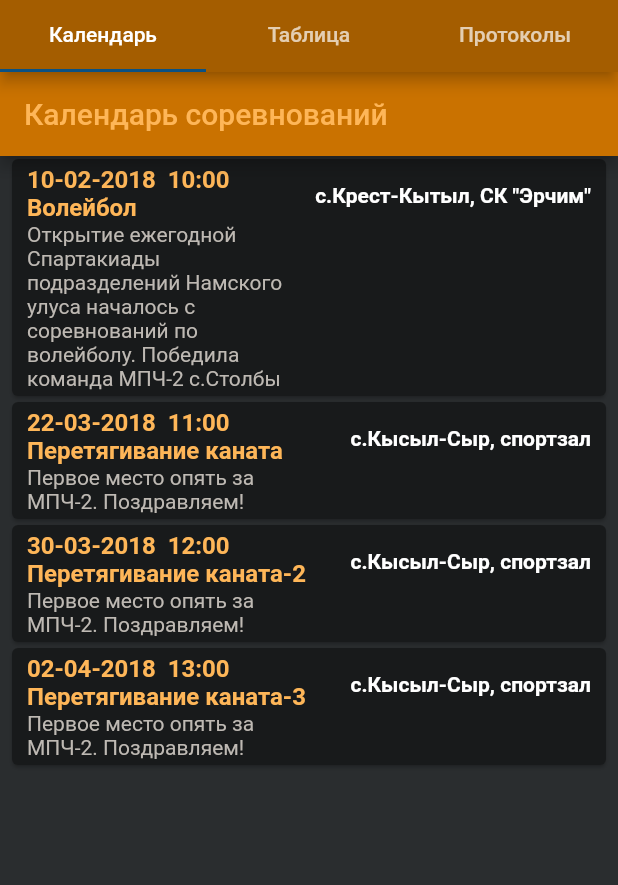
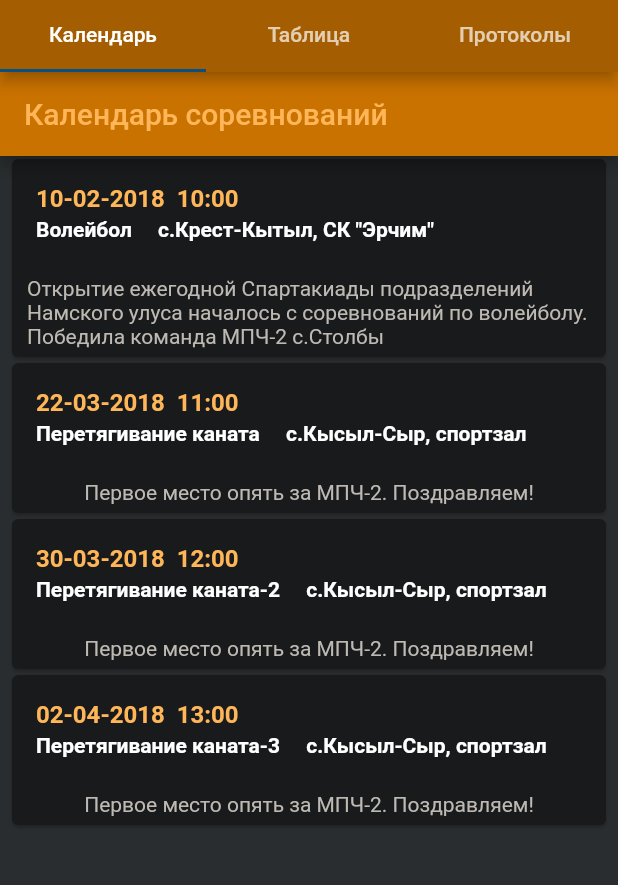
Before and after one commit to Odioz/Sparta, a Flutter app: the screen it shows after launch, on a phone screen of 412 x 824 dp, the part 84-969 px from its top. Run offline on Flutter 3.47's test engine with Material 2 defaults, Android fonts, the phone set to English and light mode, and no system bars.

Commit message:
1vkladka2

```diff
--- a/lib/tab1.dart
+++ b/lib/tab1.dart
@@ -63,25 +63,25 @@ class KalendarList extends StatelessWidget {
         return Card(
           margin: EdgeInsets.symmetric(horizontal: 8, vertical: 2),
           color: Color.fromRGBO(24, 26, 27, 1),
-            child: Container(
-              child: ListTile(
-                  contentPadding: EdgeInsets.symmetric(horizontal: 10),
-                  title: Text(
-                      kalendar[i].data +
-                          '  ' +
-                          kalendar[i].vrema +
-                          '  ' +
-                          kalendar[i].vid,
+          child: Column(
+            children: [
+              ListTile(
+                title: Text(kalendar[i].data + '  ' + kalendar[i].vrema,
                     style: TextStyle(
                         color: Color.fromRGBO(254, 182, 88, 1),
                         fontWeight: FontWeight.bold)),
-                  trailing: Text(kalendar[i].mesto,
+                subtitle: Text(kalendar[i].vid + '     ' + kalendar[i].mesto,
                     style: TextStyle(
                         fontWeight: FontWeight.bold, color: Colors.white)),
-                  subtitle: Text(kalendar[i].komment,
-                      style:
-                          TextStyle(color: Color.fromRGBO(190, 185, 179, 1)))),
-            ));
+              ),
+              Padding(
+                padding: EdgeInsets.symmetric(horizontal: 10, vertical: 6),
+                child: Text(kalendar[i].komment,
+                    style: TextStyle(color: Color.fromRGBO(190, 185, 179, 1))),
+              ),
+            ],
+          ),
+        );
       },
     ));
     // TODO: implement build
```
Also changed, not shown: 2 other files. Lines whose indentation alone changed are shown as unchanged.
